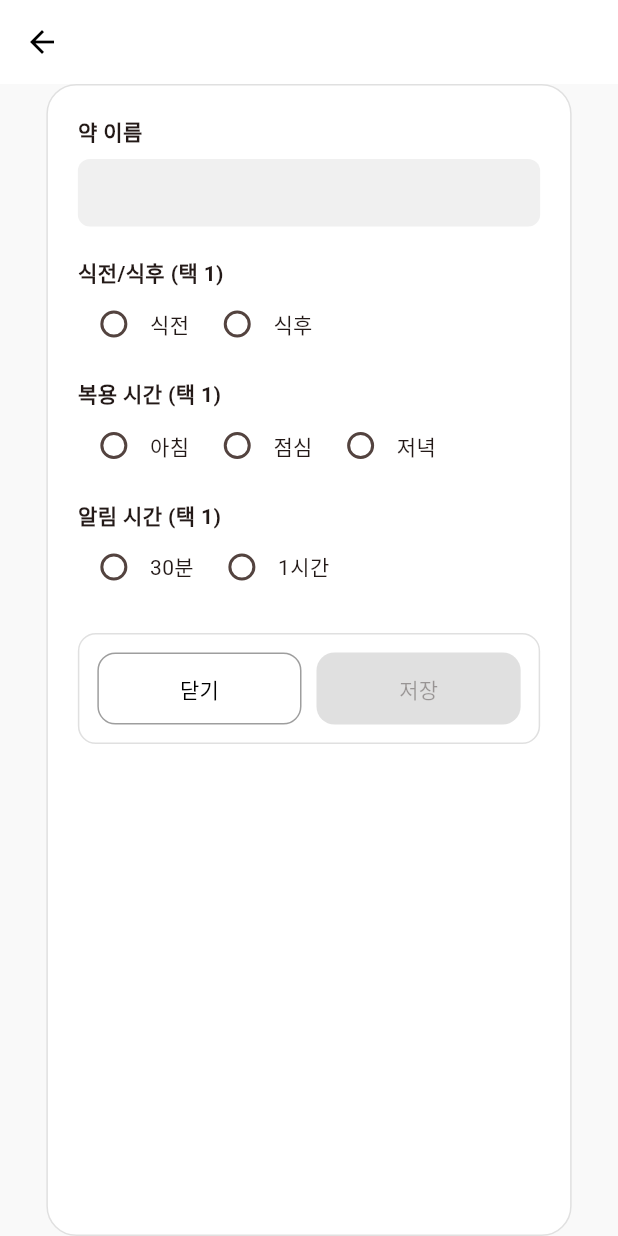
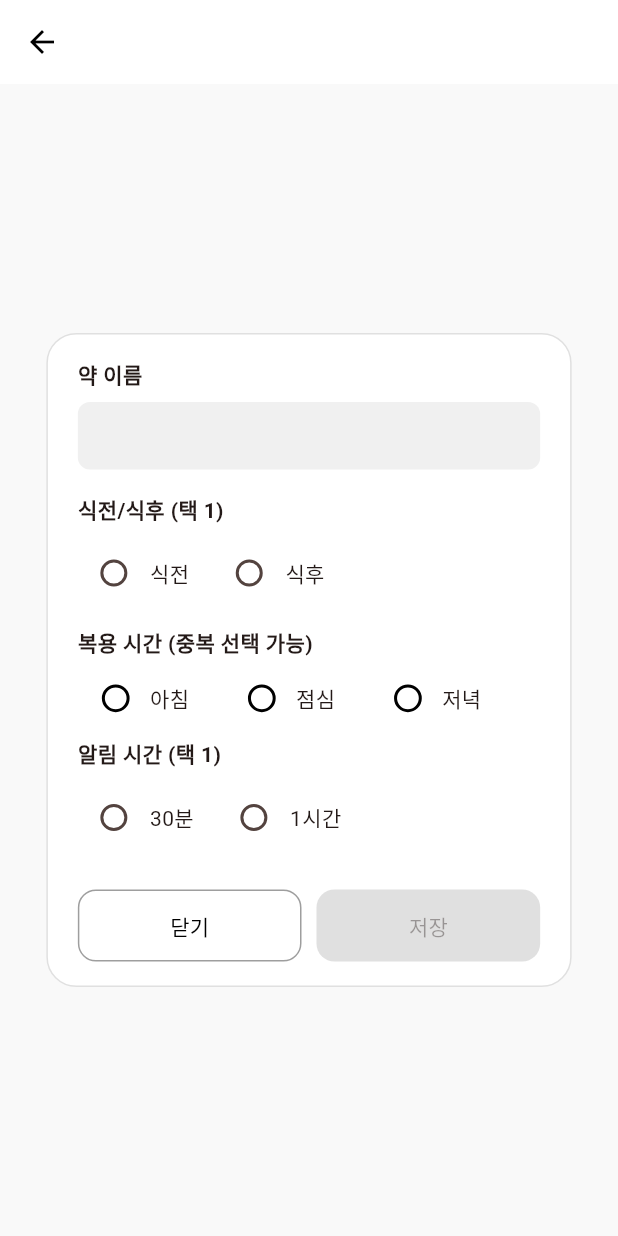
Before and after one commit to gdsc-ssu/ongi-app, a Flutter app: the PrePostMealMedicineAdder screen opened directly with empty values, on a phone screen of 412 x 824 dp. Run offline on Flutter 3.47's test engine with Material 3 defaults, Android fonts, the phone set to English and light mode, and no system bars.

Commit message:
[feat] prepost_meal 수정

```diff
--- a/ongi/lib/widgets/medicine/prepost_meal_medicine_adder.dart
+++ b/ongi/lib/widgets/medicine/prepost_meal_medicine_adder.dart
@@ -13,8 +13,11 @@ class PrePostMealMedicineAdder extends StatefulWidget {
 
 class _PrePostMealMedicineAdderState extends State<PrePostMealMedicineAdder> {
   String? mealTiming;
-  String? selectedMeal;
   String? beforeAfterTime;
+
+  bool isMorningSelected = false;
+  bool isAfternoonSelected = false;
+  bool isEveningSelected = false;
 
   List<Widget> _buildRadioRow(
     List<String> options,
@@ -32,10 +35,46 @@ class _PrePostMealMedicineAdderState extends State<PrePostMealMedicineAdder> {
             onChanged: (val) => onChanged(val!),
           ),
           Text(option),
-          const SizedBox(width: 8),
+          const SizedBox(width: 16),
         ],
       );
     }).toList();
+  }
+
+  Widget _buildToggleRadioStyleButton(String label, bool isSelected, VoidCallback onTap) {
+    return GestureDetector(
+      onTap: onTap,
+      child: Row(
+        mainAxisAlignment: MainAxisAlignment.start,
+        children: [
+          Container(
+            width: 18.5,
+            height: 18.5,
+            decoration: BoxDecoration(
+              shape: BoxShape.circle,
+              border: Border.all(
+                color: isSelected ? Colors.deepOrange : Colors.black,
+                width: 2,
+              ),
+            ),
+            child: isSelected
+                ? Center(
+                    child: Container(
+                      width: 10,
+                      height: 10,
+                      decoration: const BoxDecoration(
+                        shape: BoxShape.circle,
+                        color: Colors.deepOrange,
+                      ),
+                    ),
+                  )
+                : null,
+          ),
+          const SizedBox(width: 6),
+          Text(label),
+        ],
+      ),
+    );
   }
 
   @override
@@ -49,14 +88,15 @@ class _PrePostMealMedicineAdderState extends State<PrePostMealMedicineAdder> {
       ),
       body: Center(
         child: Container(
-          width: MediaQuery.of(context).size.width * 0.85, // 가로폭 축소
-          padding: const EdgeInsets.all(20),
+          width: MediaQuery.of(context).size.width * 0.85,
+          padding: const EdgeInsets.symmetric(vertical: 16, horizontal: 20),
           decoration: BoxDecoration(
             color: Colors.white,
-            border: Border.all(color: Colors.grey.shade300),
+            border: Border.all(color: Colors.grey.shade300), // 전체 박스 테두리는 유지
             borderRadius: BorderRadius.circular(20),
           ),
           child: Column(
+            mainAxisSize: MainAxisSize.min,
             crossAxisAlignment: CrossAxisAlignment.start,
             children: [
               const Text('약 이름', style: TextStyle(fontWeight: FontWeight.bold)),
@@ -70,24 +110,44 @@ class _PrePostMealMedicineAdderState extends State<PrePostMealMedicineAdder> {
                 ),
                 child: Text(widget.medicationName),
               ),
-              const SizedBox(height: 20),
+              const SizedBox(height: 16),
               const Text('식전/식후 (택 1)', style: TextStyle(fontWeight: FontWeight.bold)),
-              Row(children: _buildRadioRow(['식전', '식후'], mealTiming, (val) => setState(() => mealTiming = val))),
+              const SizedBox(height: 8),
+              Row(
+                children: _buildRadioRow(['식전', '식후'], mealTiming, (val) => setState(() => mealTiming = val)),
+              ),
               const SizedBox(height: 12),
-              const Text('복용 시간 (택 1)', style: TextStyle(fontWeight: FontWeight.bold)),
-              Row(children: _buildRadioRow(['아침', '점심', '저녁'], selectedMeal, (val) => setState(() => selectedMeal = val))),
-              const SizedBox(height: 12),
+              const Text('복용 시간 (중복 선택 가능)', style: TextStyle(fontWeight: FontWeight.bold)),
+              const SizedBox(height: 16),
+              Row(
+                mainAxisAlignment: MainAxisAlignment.spaceBetween,
+                children: [
+                  const SizedBox(width: 16),
+                  Expanded(
+                    child: _buildToggleRadioStyleButton("  아침", isMorningSelected, () {
+                      setState(() => isMorningSelected = !isMorningSelected);
+                    }),
+                  ),
+                  Expanded(
+                    child: _buildToggleRadioStyleButton("  점심", isAfternoonSelected, () {
+                      setState(() => isAfternoonSelected = !isAfternoonSelected);
+                    }),
+                  ),
+                  Expanded(
+                    child: _buildToggleRadioStyleButton("  저녁", isEveningSelected, () {
+                      setState(() => isEveningSelected = !isEveningSelected);
+                    }),
+                  ),
+                ],
+              ),
+              const SizedBox(height: 16),
               const Text('알림 시간 (택 1)', style: TextStyle(fontWeight: FontWeight.bold)),
-              Row(children: _buildRadioRow(['30분', '1시간'], beforeAfterTime, (val) => setState(() => beforeAfterTime = val))),
-              const SizedBox(height: 20),
-              Container(
-                width: double.infinity,
-                padding: const EdgeInsets.all(12),
-                decoration: BoxDecoration(
-                  border: Border.all(color: Colors.grey.shade300),
-                  borderRadius: BorderRadius.circular(12),
+              const SizedBox(height: 8),
+              Row(
+                children: _buildRadioRow(['30분', '1시간'], beforeAfterTime, (val) => setState(() => beforeAfterTime = val)),
               ),
-                child: Row(
+              const SizedBox(height: 24),
+              Row(
                 children: [
                   Expanded(
                     child: OutlinedButton(
@@ -107,7 +167,7 @@ class _PrePostMealMedicineAdderState extends State<PrePostMealMedicineAdder> {
                   const SizedBox(width: 10),
                   Expanded(
                     child: ElevatedButton(
-                        onPressed: (mealTiming != null && selectedMeal != null && beforeAfterTime != null)
+                      onPressed: (mealTiming != null && beforeAfterTime != null)
                           ? () => Navigator.pushAndRemoveUntil(
                                 context,
                                 MaterialPageRoute(builder: (context) => const MedicineTypeSelector()),
@@ -124,7 +184,6 @@ class _PrePostMealMedicineAdderState extends State<PrePostMealMedicineAdder> {
                     ),
                   ),
                 ],
-                ),
               )
             ],
           ),
```
Lines whose indentation alone changed are shown as unchanged.
